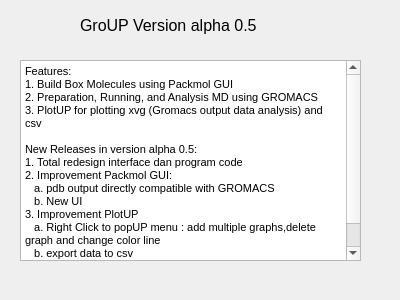
First picture: the form in formversion.ui, repository khabibki06/GroUP, before the edit.
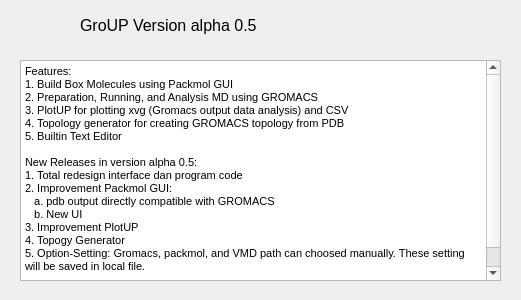
Second picture: the form after the edit.

```diff
--- a/formversion.ui
+++ b/formversion.ui
@@ -6,7 +6,7 @@
    <rect>
     <x>0</x>
     <y>0</y>
-    <width>400</width>
+    <width>521</width>
     <height>300</height>
    </rect>
   </property>
@@ -36,8 +36,8 @@
     <rect>
      <x>20</x>
      <y>60</y>
-     <width>341</width>
-     <height>201</height>
+     <width>481</width>
+     <height>221</height>
     </rect>
    </property>
    <property name="sizePolicy">
@@ -46,6 +46,9 @@
      <verstretch>0</verstretch>
     </sizepolicy>
    </property>
+   <property name="readOnly">
+    <bool>true</bool>
+   </property>
    <property name="html">
     <string>&lt;!DOCTYPE HTML PUBLIC &quot;-//W3C//DTD HTML 4.0//EN&quot; &quot;http://www.w3.org/TR/REC-html40/strict.dtd&quot;&gt;
 &lt;html&gt;&lt;head&gt;&lt;meta name=&quot;qrichtext&quot; content=&quot;1&quot; /&gt;&lt;style type=&quot;text/css&quot;&gt;
@@ -54,7 +57,9 @@
 &lt;p style=&quot; margin-top:0px; margin-bottom:0px; margin-left:0px; margin-right:0px; -qt-block-indent:0; text-indent:0px;&quot;&gt;&lt;span style=&quot; font-size:8pt;&quot;&gt;Features:&lt;/span&gt;&lt;/p&gt;
 &lt;p style=&quot; margin-top:0px; margin-bottom:0px; margin-left:0px; margin-right:0px; -qt-block-indent:0; text-indent:0px;&quot;&gt;&lt;span style=&quot; font-size:8pt;&quot;&gt;1. Build Box Molecules using Packmol GUI&lt;/span&gt;&lt;/p&gt;
 &lt;p style=&quot; margin-top:0px; margin-bottom:0px; margin-left:0px; margin-right:0px; -qt-block-indent:0; text-indent:0px;&quot;&gt;&lt;span style=&quot; font-size:8pt;&quot;&gt;2. Preparation, Running, and Analysis MD using GROMACS&lt;/span&gt;&lt;/p&gt;
-&lt;p style=&quot; margin-top:0px; margin-bottom:0px; margin-left:0px; margin-right:0px; -qt-block-indent:0; text-indent:0px;&quot;&gt;&lt;span style=&quot; font-size:8pt;&quot;&gt;3. PlotUP for plotting xvg (Gromacs output data analysis) and csv&lt;/span&gt;&lt;/p&gt;
+&lt;p style=&quot; margin-top:0px; margin-bottom:0px; margin-left:0px; margin-right:0px; -qt-block-indent:0; text-indent:0px;&quot;&gt;&lt;span style=&quot; font-size:8pt;&quot;&gt;3. PlotUP for plotting xvg (Gromacs output data analysis) and CSV&lt;/span&gt;&lt;/p&gt;
+&lt;p style=&quot; margin-top:0px; margin-bottom:0px; margin-left:0px; margin-right:0px; -qt-block-indent:0; text-indent:0px;&quot;&gt;&lt;span style=&quot; font-size:8pt;&quot;&gt;4. Topology generator for creating GROMACS topology from PDB&lt;/span&gt;&lt;/p&gt;
+&lt;p style=&quot; margin-top:0px; margin-bottom:0px; margin-left:0px; margin-right:0px; -qt-block-indent:0; text-indent:0px;&quot;&gt;&lt;span style=&quot; font-size:8pt;&quot;&gt;5. Builtin Text Editor&lt;/span&gt;&lt;/p&gt;
 &lt;p style=&quot;-qt-paragraph-type:empty; margin-top:0px; margin-bottom:0px; margin-left:0px; margin-right:0px; -qt-block-indent:0; text-indent:0px; font-size:8pt;&quot;&gt;&lt;br /&gt;&lt;/p&gt;
 &lt;p style=&quot; margin-top:0px; margin-bottom:0px; margin-left:0px; margin-right:0px; -qt-block-indent:0; text-indent:0px;&quot;&gt;&lt;span style=&quot; font-size:8pt;&quot;&gt;New Releases in version alpha 0.5:&lt;/span&gt;&lt;/p&gt;
 &lt;p style=&quot; margin-top:0px; margin-bottom:0px; margin-left:0px; margin-right:0px; -qt-block-indent:0; text-indent:0px;&quot;&gt;&lt;span style=&quot; font-size:8pt;&quot;&gt;1. Total redesign interface dan program code&lt;/span&gt;&lt;/p&gt;
@@ -62,9 +67,9 @@
 &lt;p style=&quot; margin-top:0px; margin-bottom:0px; margin-left:0px; margin-right:0px; -qt-block-indent:0; text-indent:0px;&quot;&gt;&lt;span style=&quot; font-size:8pt;&quot;&gt;   a. pdb output directly compatible with GROMACS&lt;/span&gt;&lt;/p&gt;
 &lt;p style=&quot; margin-top:0px; margin-bottom:0px; margin-left:0px; margin-right:0px; -qt-block-indent:0; text-indent:0px;&quot;&gt;&lt;span style=&quot; font-size:8pt;&quot;&gt;   b. New UI&lt;/span&gt;&lt;/p&gt;
 &lt;p style=&quot; margin-top:0px; margin-bottom:0px; margin-left:0px; margin-right:0px; -qt-block-indent:0; text-indent:0px;&quot;&gt;&lt;span style=&quot; font-size:8pt;&quot;&gt;3. Improvement PlotUP&lt;/span&gt;&lt;/p&gt;
-&lt;p style=&quot; margin-top:0px; margin-bottom:0px; margin-left:0px; margin-right:0px; -qt-block-indent:0; text-indent:0px;&quot;&gt;&lt;span style=&quot; font-size:8pt;&quot;&gt;   a. Right Click to popUP menu : add multiple graphs,delete graph and change color line&lt;/span&gt;&lt;/p&gt;
-&lt;p style=&quot; margin-top:0px; margin-bottom:0px; margin-left:0px; margin-right:0px; -qt-block-indent:0; text-indent:0px;&quot;&gt;&lt;span style=&quot; font-size:8pt;&quot;&gt;   b. export data to csv&lt;/span&gt;&lt;/p&gt;
-&lt;p style=&quot; margin-top:0px; margin-bottom:0px; margin-left:0px; margin-right:0px; -qt-block-indent:0; text-indent:0px;&quot;&gt;&lt;span style=&quot; font-size:8pt;&quot;&gt;  &lt;/span&gt;&lt;/p&gt;
+&lt;p style=&quot; margin-top:0px; margin-bottom:0px; margin-left:0px; margin-right:0px; -qt-block-indent:0; text-indent:0px;&quot;&gt;&lt;span style=&quot; font-size:8pt;&quot;&gt;4. Topogy Generator&lt;/span&gt;&lt;/p&gt;
+&lt;p style=&quot; margin-top:0px; margin-bottom:0px; margin-left:0px; margin-right:0px; -qt-block-indent:0; text-indent:0px;&quot;&gt;&lt;span style=&quot; font-size:8pt;&quot;&gt;5. Option-Setting: Gromacs, packmol, and VMD path can choosed manually. These setting will be saved in local file.&lt;/span&gt;&lt;/p&gt;
+&lt;p style=&quot;-qt-paragraph-type:empty; margin-top:0px; margin-bottom:0px; margin-left:0px; margin-right:0px; -qt-block-indent:0; text-indent:0px; font-size:8pt;&quot;&gt;&lt;br /&gt;&lt;/p&gt;
 &lt;p style=&quot;-qt-paragraph-type:empty; margin-top:0px; margin-bottom:0px; margin-left:0px; margin-right:0px; -qt-block-indent:0; text-indent:0px; font-size:8pt;&quot;&gt;&lt;br /&gt;&lt;/p&gt;&lt;/body&gt;&lt;/html&gt;</string>
    </property>
   </widget>
```
